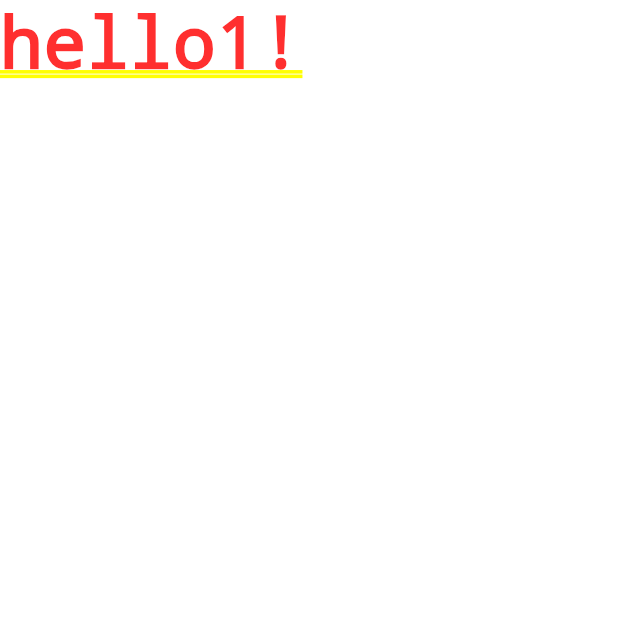
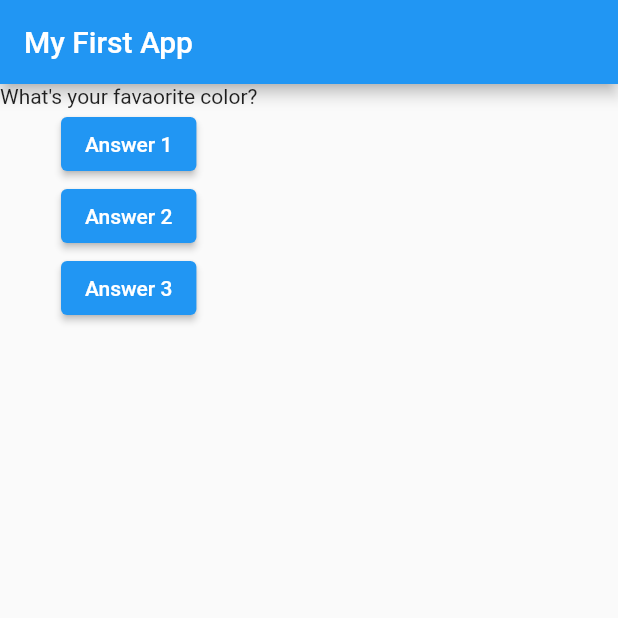
Before and after one commit to serdarturkmen/flutter_guide, a Flutter app: the screen it shows after launch, on a phone screen of 412 x 824 dp, the top half of it. Run offline on Flutter 3.47's test engine with Material 2 defaults, Android fonts, the phone set to English and light mode, and no system bars.

```diff
--- a/lib/main.dart
+++ b/lib/main.dart
@@ -4,13 +4,50 @@ import 'package:flutter/material.dart';
 //   runApp(MyApp());
 // }
 
-void main()=> runApp(MyApp()));
+void main() => runApp(MyApp());
 
-class MyApp extends StatelessWidget {
+class MyApp extends StatefulWidget {
+  @override
+  State<MyApp> createState() => _MyAppState();
+}
+
+class _MyAppState extends State<MyApp> {
+  var questionIdex = 0;
+
+  void answerQuestion(num) {
+    setState(() {
+      questionIdex = num;
+    });
+    print(questionIdex);
+  }
+
   @override
   Widget build(BuildContext context) {
+    var questions = [
+      'What\'s your favaorite color?',
+      'What\'s your favaorite animal?'
+    ];
     return MaterialApp(
-      home: Text('hello1!'),
+      home: Scaffold(
+        appBar: AppBar(
+          title: Text('My First App'),
+        ),
+        body: Column(children: [
+          Text(questions[questionIdex]),
+          ElevatedButton(
+            child: Text('Answer 1'),
+            onPressed: () => answerQuestion(0),
+          ),
+          ElevatedButton(
+            child: Text('Answer 2'),
+            onPressed: () => answerQuestion(1),
+          ),
+          ElevatedButton(
+            child: Text('Answer 3'),
+            onPressed: () => answerQuestion(0),
+          )
+        ]),
+      ),
     );
   }
 }
```
